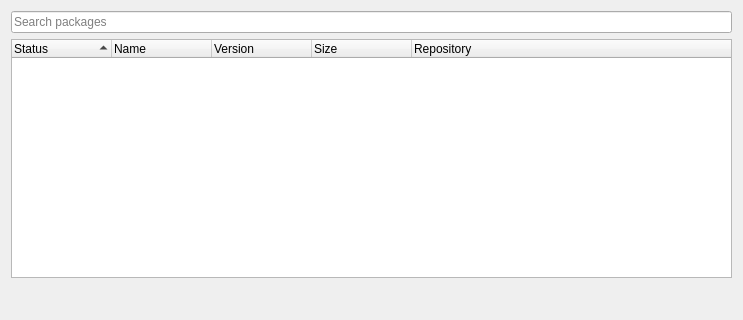
Before: the Qt Designer form src/mainwindow.ui in Shatur/orson, drawn with Qt 5; both pictures show x 0 to 743 and y 0 to 320 of the 743 by 585 pixel window.
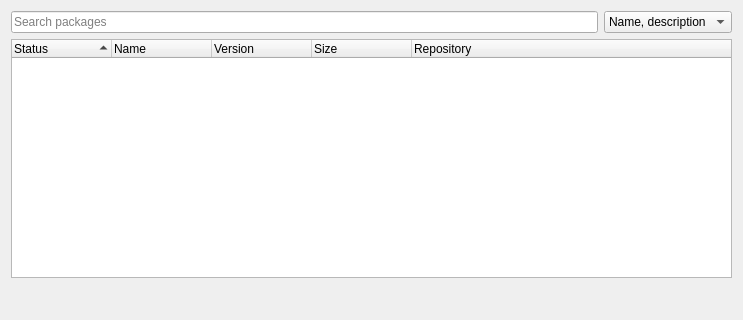
After: the same form once the commit is applied. Custom widgets are drawn as their Qt base class.

Commit message: Add search options

Patch:
```diff
--- a/src/mainwindow.ui
+++ b/src/mainwindow.ui
@@ -16,6 +16,8 @@
   <widget class="QWidget" name="centralWidget">
    <layout class="QVBoxLayout" name="verticalLayout">
     <item>
+     <layout class="QHBoxLayout" name="searchLayout">
+      <item>
      <widget class="QLineEdit" name="searchEdit">
       <property name="placeholderText">
        <string>Search packages</string>
@@ -24,6 +26,27 @@
        <bool>true</bool>
       </property>
      </widget>
+      </item>
+      <item>
+       <widget class="QComboBox" name="searchComboBox">
+        <item>
+         <property name="text">
+          <string>Name, description</string>
+         </property>
+        </item>
+        <item>
+         <property name="text">
+          <string>Name</string>
+         </property>
+        </item>
+        <item>
+         <property name="text">
+          <string>Description</string>
+         </property>
+        </item>
+       </widget>
+      </item>
+     </layout>
     </item>
     <item>
      <widget class="QTreeWidget" name="packagesTreeWidget">
```
Lines whose indentation alone changed are shown as unchanged. The commit also changes 1 other file.
